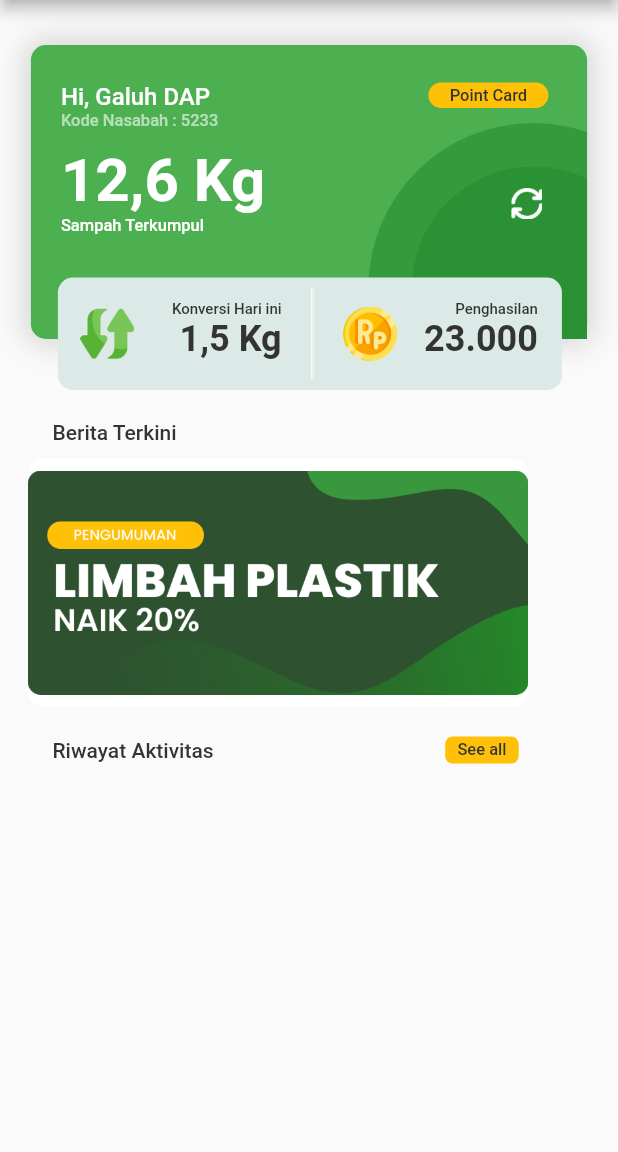
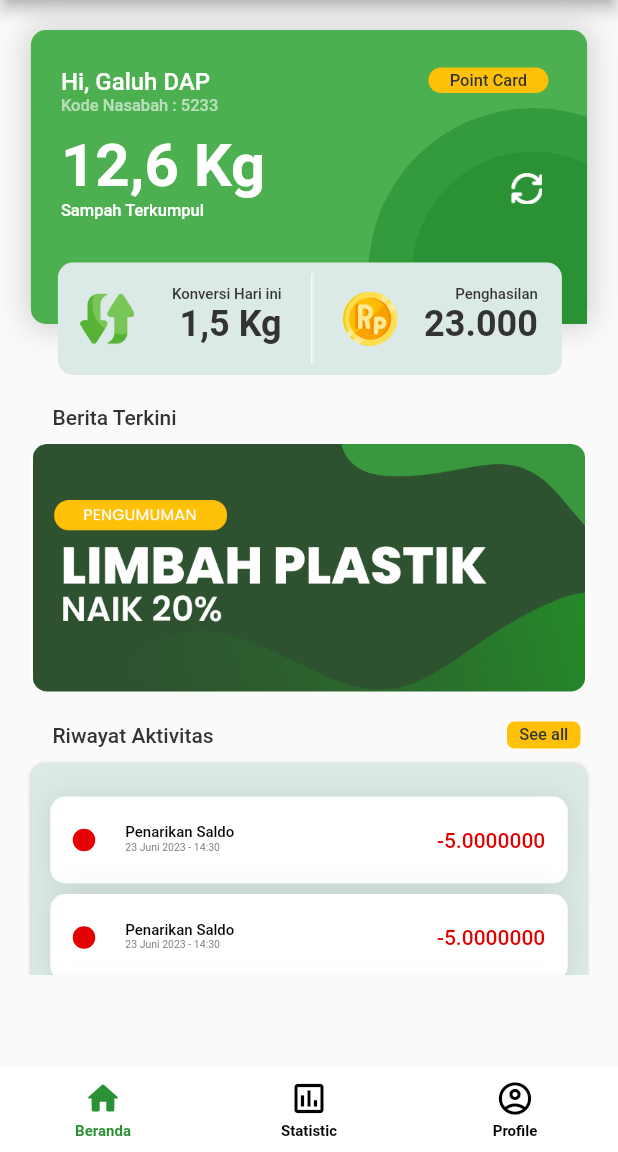
Before and after one commit to Galuhdap/BankSampahApp, a Flutter app: the screen it shows after launch, on a phone screen of 412 x 824 dp, the part 84-1236 px from its top. Run offline on Flutter 3.47's test engine with Material 2 defaults, Android fonts, the phone set to English and light mode, and no system bars; drawn by our look-alikes of carousel_slider, persistent_bottom_nav_bar; our stand-ins replace flutter_svg; Roboto replaces fonts that are missing (Poppins).

Commit message:
updtae page dashboard nasabah
v2

```diff
--- a/lib/Pages/Nasabah/Home.dart
+++ b/lib/Pages/Nasabah/Home.dart
@@ -24,7 +24,7 @@ class _HomeState extends State<Home> {
       body: SingleChildScrollView(
         scrollDirection: Axis.vertical,
         child: Padding(
-          padding: const EdgeInsets.only(top: 30),
+          padding: const EdgeInsets.only(top: 20),
           child: Column(
             crossAxisAlignment: CrossAxisAlignment.start,
             children: [
@@ -271,12 +271,14 @@ class _HomeState extends State<Home> {
                   )
                 ]),
               ),
-              SizedBox(
+              Center(
+                child: SizedBox(
                   height: 400,
-                width: size.width * 0.9,
+                  width: 500,
                   child: ListView(
                     scrollDirection: Axis.vertical,
-                 children: [Padding(
+                    children: [
+                      Padding(
                         padding: const EdgeInsets.only(left: 35, top: 20),
                         child: Text(
                           'Berita Terkini',
@@ -316,7 +318,8 @@ class _HomeState extends State<Home> {
                         ),
                       ),
                       Padding(
-                padding: const EdgeInsets.only(left: 35, top: 20, right: 25),
+                        padding:
+                            const EdgeInsets.only(left: 35, top: 20, right: 25),
                         child: Row(
                           mainAxisAlignment: MainAxisAlignment.spaceBetween,
                           children: [
@@ -351,10 +354,56 @@ class _HomeState extends State<Home> {
                             )
                           ],
                         ),
-              ),],
+                      ),
+                      Center(
+                        child: Padding(
+                          padding: const EdgeInsets.only(top: 10),
+                          child: Container(
+                            width: size.width * 0.9,
+                            height: 344,
+                            decoration: ShapeDecoration(
+                              color: Color(0xFFDCEAE7),
+                              shape: RoundedRectangleBorder(
+                                borderRadius: BorderRadius.circular(10),
+                              ),
+                              shadows: [
+                                BoxShadow(
+                                  color: Color(0x28000000),
+                                  blurRadius: 1,
+                                  offset: Offset(0, 0),
+                                  spreadRadius: 0,
+                                )
+                              ],
+                            ),
+                            child: SizedBox(
+                              height: 344,
+                              width: 345,
+                              child: ListView(
+                                scrollDirection: Axis.vertical,
+                                children: [
+                                  Padding(
+                                    padding: const EdgeInsets.only(top: 15),
+                                    child: Column(
+                                      children: [
+                                        cardRiwayat(),
+                                        cardRiwayat(),
+                                        cardRiwayat(),
+                                        cardRiwayat(),
+                                        cardRiwayat(),
+                                        cardRiwayat(),
+                                      ],
                                     ),
                                   ),
-
+                                ],
+                              ),
+                            ),
+                          ),
+                        ),
+                      ),
+                    ],
+                  ),
+                ),
+              ),
             ],
           ),
         ),
@@ -362,3 +411,110 @@ class _HomeState extends State<Home> {
     );
   }
 }
+
+class cardRiwayat extends StatelessWidget {
+  const cardRiwayat({
+    super.key,
+  });
+
+  @override
+  Widget build(BuildContext context) {
+    return Padding(
+      padding: const EdgeInsets.only(
+          top: 7),
+      child: Stack(
+        children: [
+          Container(
+            width: 345,
+            height: 58,
+            decoration: ShapeDecoration(
+              color: Colors.white,
+              shape: RoundedRectangleBorder(
+                borderRadius:
+                    BorderRadius.circular(10),
+              ),
+              shadows: [
+                BoxShadow(
+                  color: Color(0x19000000),
+                  blurRadius: 17,
+                  offset: Offset(0, 0),
+                  spreadRadius: 0,
+                )
+              ],
+            ),
+            child: Padding(
+              padding:
+                  const EdgeInsets.only(right: 15),
+              child: Row(
+                mainAxisAlignment:
+                    MainAxisAlignment.spaceBetween,
+                children: [
+                  Padding(
+                    padding: const EdgeInsets.only(
+                        left: 15),
+                    child: Container(
+                      width: 15,
+                      height: 15,
+                      decoration: ShapeDecoration(
+                        color: Color(0xFFE20000),
+                        shape: OvalBorder(),
+                      ),
+                    ),
+                  ),
+                  Column(
+                    mainAxisAlignment:
+                        MainAxisAlignment.center,
+                    crossAxisAlignment:
+                        CrossAxisAlignment.end,
+                    children: [
+                      Text(
+                        '-5.0000000',
+                        style: TextStyle(
+                          color: Color(0xFFE20000),
+                          fontSize: 14,
+                          fontFamily: 'Poppins',
+                          fontWeight:
+                              FontWeight.w500,
+                        ),
+                      ),
+                    ],
+                  ),
+                ],
+              ),
+            ),
+          ),
+          Positioned(
+            left: 50,
+            top: 18,
+            child: Column(
+              mainAxisAlignment:
+                  MainAxisAlignment.center,
+              crossAxisAlignment:
+                  CrossAxisAlignment.start,
+              children: [
+                Text(
+                  'Penarikan Saldo',
+                  style: TextStyle(
+                    color: Colors.black,
+                    fontSize: 10,
+                    fontFamily: 'Poppins',
+                    fontWeight: FontWeight.w500,
+                  ),
+                ),
+                Text(
+                  '23 Juni 2023 - 14:30',
+                  style: TextStyle(
+                    color: Color(0xFF7F7F7F),
+                    fontSize: 7,
+                    fontFamily: 'Poppins',
+                    fontWeight: FontWeight.w400,
+                  ),
+                ),
+              ],
+            ),
+          ),
+        ],
+      ),
+    );
+  }
+}
--- /dev/null
+++ b/lib/Pages/Nasabah/Profile.dart
@@ -0,0 +1,23 @@
+import 'package:flutter/material.dart';
+import 'package:flutter/src/widgets/framework.dart';
+import 'package:flutter/src/widgets/placeholder.dart';
+
+class Profile extends StatefulWidget {
+  const Profile({super.key});
+
+  @override
+  State<Profile> createState() => _ProfileState();
+}
+
+class _ProfileState extends State<Profile> {
+  @override
+  Widget build(BuildContext context) {
+    return Scaffold(
+      body: Center(
+        child: Container(
+          child: Text("PageProfile"),
+        ),
+      ),
+    );
+  }
+}
--- /dev/null
+++ b/lib/Pages/Nasabah/Statistic.dart
@@ -0,0 +1,23 @@
+import 'package:flutter/material.dart';
+import 'package:flutter/src/widgets/framework.dart';
+import 'package:flutter/src/widgets/placeholder.dart';
+
+class Statistic extends StatefulWidget {
+  const Statistic({super.key});
+
+  @override
+  State<Statistic> createState() => _StatisticState();
+}
+
+class _StatisticState extends State<Statistic> {
+  @override
+  Widget build(BuildContext context) {
+    return Scaffold(
+      body: Center(
+        child: Container(
+          child: Text("PageProfile"),
+        ),
+      ),
+    );
+  }
+}
--- /dev/null
+++ b/lib/Pages/navigation_bar.dart
@@ -0,0 +1,107 @@
+import 'package:banksampah_application/Pages/Nasabah/Home.dart';
+import 'package:banksampah_application/Pages/Nasabah/Profile.dart';
+import 'package:banksampah_application/Pages/Nasabah/Statistic.dart';
+import 'package:flutter/cupertino.dart';
+import 'package:flutter/material.dart';
+import 'package:persistent_bottom_nav_bar/persistent_tab_view.dart';
+
+class BarNavigation extends StatelessWidget {
+  const BarNavigation({super.key});
+
+  @override
+  Widget build(BuildContext context) {
+    PersistentTabController _controller;
+
+    _controller = PersistentTabController(initialIndex: 0);
+
+    List<Widget> _buildScreens() {
+      return [
+        Home(),
+        Statistic(),
+        Profile(),
+      ];
+    }
+
+    var test = false;
+
+    List<PersistentBottomNavBarItem> _navBarsItems() {
+      return [
+        PersistentBottomNavBarItem(
+          icon: Icon(
+            Icons.home_rounded,
+          ),
+          title: ("Beranda"),
+          textStyle: TextStyle(
+            color: Color(0xFF333333),
+            fontSize: 10,
+            fontFamily: 'Poppins',
+            fontWeight: FontWeight.w700,
+          ),
+          activeColorPrimary: Color(0xFF2A9235),
+          activeColorSecondary: Color(0xFF2A9235),
+          inactiveColorPrimary: CupertinoColors.black,
+        ),
+        PersistentBottomNavBarItem(
+          icon: Icon(Icons.assessment_outlined),
+          title: ("Statistic"),
+          textStyle: TextStyle(
+            color: Color(0xFF333333),
+            fontSize: 10,
+            fontFamily: 'Poppins',
+            fontWeight: FontWeight.w700,
+          ),
+          activeColorPrimary: Color(0xFF2A9235),
+          activeColorSecondary: Color(0xFF2A9235),
+          inactiveColorPrimary: CupertinoColors.black,
+        ),
+        PersistentBottomNavBarItem(
+          icon: Icon(Icons.account_circle_outlined),
+          title: ("Profile"),
+          textStyle: TextStyle(
+            color: Color(0xFF333333),
+            fontSize: 10,
+            fontFamily: 'Poppins',
+            fontWeight: FontWeight.w700,
+          ),
+          activeColorPrimary: Color(0xFF2A9235),
+          activeColorSecondary: Color(0xFF2A9235),
+          inactiveColorPrimary: CupertinoColors.black,
+        ),
+      ];
+    }
+
+    return PersistentTabView(
+      context,
+      controller: _controller,
+      screens: _buildScreens(),
+      items: _navBarsItems(),
+      confineInSafeArea: true,
+      backgroundColor: Colors.white, // Default is Colors.white.
+      handleAndroidBackButtonPress: true, // Default is true.
+      resizeToAvoidBottomInset:
+          true, // This needs to be true if you want to move up the screen when keyboard appears. Default is true.
+      stateManagement: true, // Default is true.
+      hideNavigationBarWhenKeyboardShows:
+          true, // Recommended to set 'resizeToAvoidBottomInset' as true while using this argument. Default is true.
+      decoration: NavBarDecoration(
+        // borderRadius: BorderRadius.circular(10.0),
+        colorBehindNavBar: Colors.white,
+      ),
+      popAllScreensOnTapOfSelectedTab: true,
+      popActionScreens: PopActionScreensType.all,
+      itemAnimationProperties: ItemAnimationProperties(
+        // Navigation Bar's items animation properties.
+        duration: Duration(milliseconds: 200),
+        curve: Curves.ease,
+      ),
+      screenTransitionAnimation: ScreenTransitionAnimation(
+        // Screen transition animation on change of selected tab.
+        animateTabTransition: true,
+        curve: Curves.ease,
+        duration: Duration(milliseconds: 200),
+      ),
+      navBarStyle:
+          NavBarStyle.style6, // Choose the nav bar style with this property.
+    );
+  }
+}
--- a/lib/main.dart
+++ b/lib/main.dart
@@ -1,7 +1,6 @@
-import 'package:banksampah_application/Pages/Nasabah/Home.dart';
+import 'package:banksampah_application/Pages/navigation_bar.dart';
 import 'package:flutter/material.dart';
 
-import 'Components/PointCard.dart';
 
 void main() {
   runApp(const MyApp());
@@ -14,7 +13,7 @@ class MyApp extends StatelessWidget {
   @override
   Widget build(BuildContext context) {
     return MaterialApp(
-      home: Home()
+      home: BarNavigation()
     );
   }
 }
--- a/pubspec.yaml
+++ b/pubspec.yaml
@@ -35,6 +35,7 @@ dependencies:
     sdk: flutter
   flutter_bloc: ^8.1.3
   flutter_svg: ^2.0.5
+  persistent_bottom_nav_bar: ^5.0.2
 
 dev_dependencies:
   flutter_lints: ^2.0.0
```
Also changed, not shown: pubspec.lock. Lines whose indentation alone changed are shown as unchanged.
